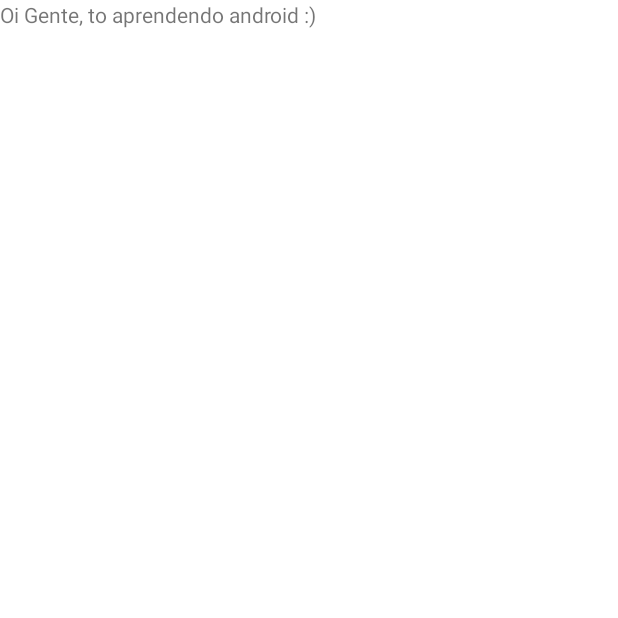
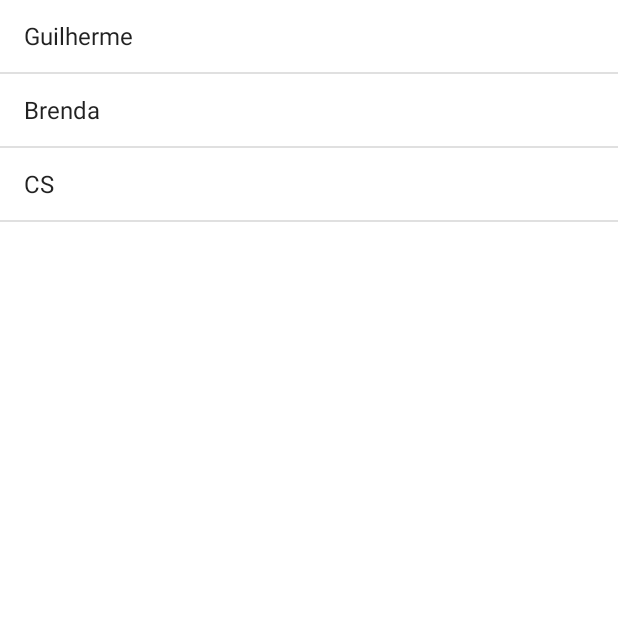
Before and after one commit to glhrme/android-basico-alura, an Android app: the screen it shows after launch (MainActivity), on a phone screen of 412 x 824 dp, the top half of it. Run offline under Robolectric (Android 15) with nearby library versions, the phone set to English and light mode, and no system bars.

Commit message:
Implementa primeira listView com adapterview

```diff
--- a/app/src/main/java/br/com/guisantos/primeiroaplicativoalura/MainActivity.java
+++ b/app/src/main/java/br/com/guisantos/primeiroaplicativoalura/MainActivity.java
@@ -2,19 +2,30 @@ package br.com.guisantos.primeiroaplicativoalura;
 
 import android.app.Activity;
 import android.os.Bundle;
-import android.widget.TextView;
-import android.widget.Toast;
+import android.widget.ArrayAdapter;
+import android.widget.ListView;
 
 import androidx.annotation.Nullable;
+
+import java.util.ArrayList;
+import java.util.Arrays;
+import java.util.List;
 
 public class MainActivity extends Activity {
 
     @Override
     protected void onCreate(@Nullable Bundle savedInstanceState) {
         super.onCreate(savedInstanceState);
-        TextView aluno = new TextView(this);
-        aluno.setText("Oi Gente, to aprendendo android :)");
-        setContentView(aluno);
+        setContentView(R.layout.activity_main);
+        List<String> alunos = new ArrayList<>(Arrays.asList("Guilherme", "Brenda", "CS"));
+        ListView listView = findViewById(R.id.activity_main_listaDeAlunos);
+        listView.setAdapter(
+            new ArrayAdapter<String>(
+                this,
+                android.R.layout.simple_list_item_1,
+                alunos
+            )
+        );
     }
 
 }
--- /dev/null
+++ b/app/src/main/res/layout/activity_main.xml
@@ -0,0 +1,10 @@
+<?xml version="1.0" encoding="utf-8"?>
+<LinearLayout xmlns:android="http://schemas.android.com/apk/res/android"
+    android:orientation="vertical" android:layout_width="match_parent"
+    android:layout_height="match_parent">
+
+    <ListView
+        android:id="@+id/activity_main_listaDeAlunos"
+        android:layout_width="match_parent"
+        android:layout_height="match_parent" />
+</LinearLayout>
--- a/app/src/main/res/values/strings.xml
+++ b/app/src/main/res/values/strings.xml
@@ -1,3 +1,3 @@
 <resources>
-    <string name="app_name">Meu Primeiro Aplicativo</string>
+    <string name="app_name" translatable="false">Meu Primeiro Aplicativo</string>
 </resources>
```
Also changed, not shown: 1 other file.
